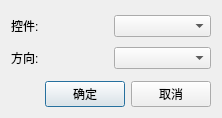
Above: editor/script/JZNodeParamBindEditDialog.ui from xiongqiumin/JZNodeEditor before the change. Below: the same form after it.
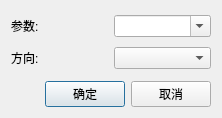
That is the form after the change.

```diff
--- a/editor/script/JZNodeParamBindEditDialog.ui
+++ b/editor/script/JZNodeParamBindEditDialog.ui
@@ -38,12 +38,16 @@
       <item row="0" column="0">
        <widget class="QLabel" name="label_2">
         <property name="text">
-         <string>控件:</string>
+         <string>参数:</string>
         </property>
        </widget>
       </item>
       <item row="0" column="1">
-       <widget class="QComboBox" name="boxWidget"/>
+       <widget class="QComboBox" name="boxWidget">
+        <property name="editable">
+         <bool>true</bool>
+        </property>
+       </widget>
       </item>
       <item row="1" column="0">
        <widget class="QLabel" name="label">
```
